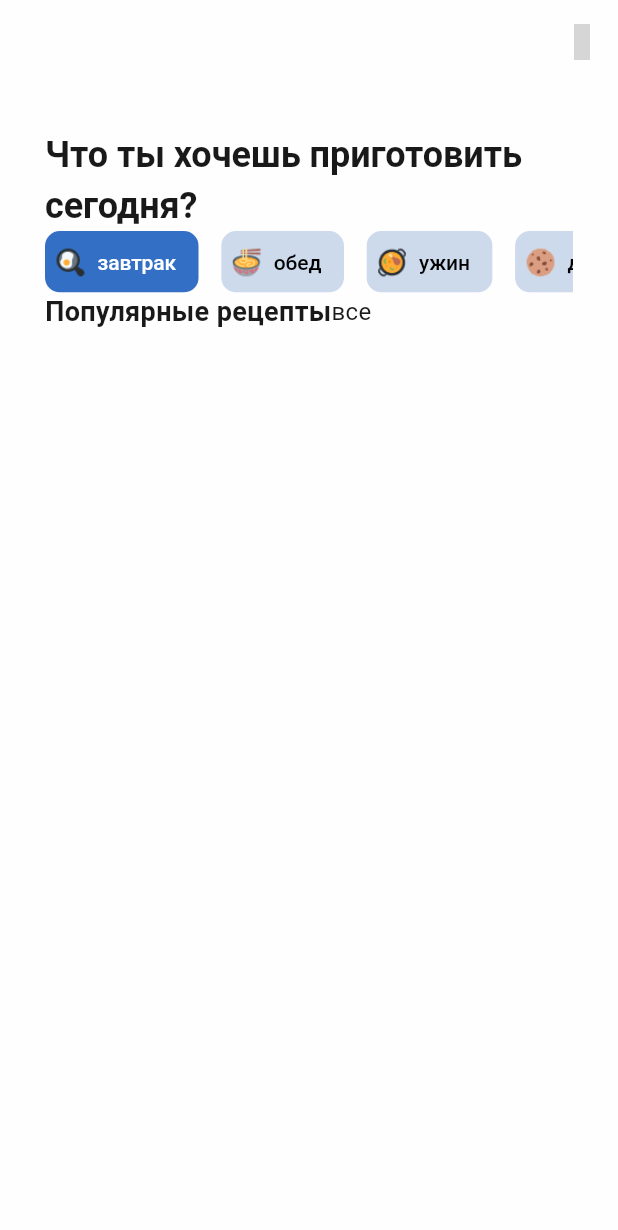
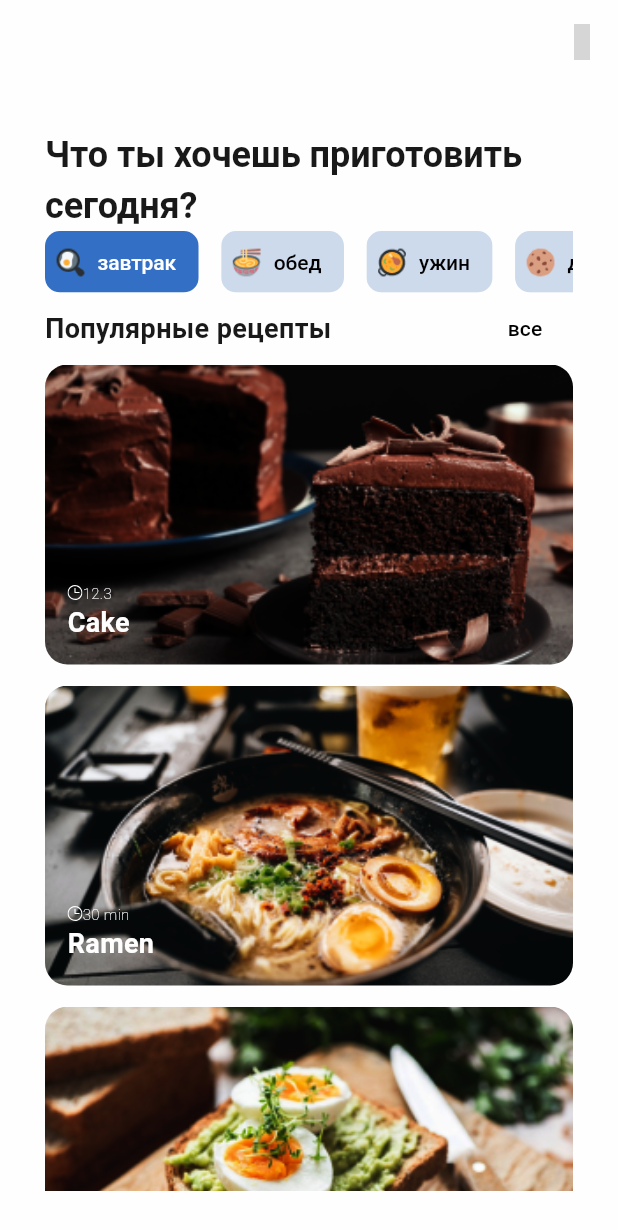
Before and after one commit to ayaojo/Sau-Tamaq, a Flutter app: the HomeTab screen opened directly, on a phone screen of 412 x 824 dp. Shown: the top 1230 px of the screen. Run offline on Flutter 3.47's test engine with Material 3 defaults, Android fonts, the phone set to English and light mode, and no system bars; our stand-ins replace flutter_svg, unicons; grey boxes are pictures that could not be loaded.

Commit message:
add header text with link and recipe card

```diff
--- a/lib/common/light_theme.dart
+++ b/lib/common/light_theme.dart
@@ -1,7 +1,7 @@
 import 'package:flutter/material.dart';
 
 final lightTheme = ThemeData(
-  colorScheme: ColorScheme.fromSeed(seedColor: Colors.deepPurple),
+  colorScheme: ColorScheme.fromSeed(seedColor: const Color(0xFFFEFEFE)),
   useMaterial3: true,
   elevatedButtonTheme: ElevatedButtonThemeData(
     style: ButtonStyle(
--- /dev/null
+++ b/lib/common/recipe_cards.dart
@@ -0,0 +1,86 @@
+import 'package:flutter/material.dart';
+import 'package:flutter_svg/flutter_svg.dart';
+
+class RecipeCards extends StatefulWidget {
+  final List<RecipeCard> items;
+  const RecipeCards({
+    super.key,
+    required this.items,
+  });
+
+  @override
+  State<RecipeCards> createState() => _RecipeCardsState();
+}
+
+class _RecipeCardsState extends State<RecipeCards> {
+  bool isBookmark = false;
+
+  @override
+  Widget build(BuildContext context) {
+    return Expanded(
+        child: GestureDetector(
+            onTap: () {
+              print("it's can move");
+            },
+            child: ListView.separated(
+              separatorBuilder: (_, __) => const SizedBox(height: 14),
+              itemCount: widget.items.length,
+              scrollDirection: Axis.vertical,
+              itemBuilder: (context, index) {
+                final item = widget.items[index];
+                return Container(
+                  padding: const EdgeInsets.all(15.0),
+                  width: double.infinity,
+                  height: 200,
+                  decoration: BoxDecoration(
+                    image: DecorationImage(
+                      image: AssetImage(item.recipeCardImg),
+                      fit: BoxFit.cover,
+                      colorFilter: ColorFilter.mode(
+                        Colors.black.withOpacity(0.6),
+                        BlendMode.softLight,
+                      ),
+                    ),
+                    borderRadius: BorderRadius.circular(15),
+                  ),
+                  child: Column(
+                    mainAxisAlignment: MainAxisAlignment.end,
+                    crossAxisAlignment: CrossAxisAlignment.start,
+                    children: [
+                      Row(
+                        children: [
+                          SvgPicture.asset('assets/icons/rec_icon_time.svg'),
+                          Text(
+                            item.recipeCardTime,
+                            style: const TextStyle(
+                                color: Colors.white,
+                                fontWeight: FontWeight.w100,
+                                fontSize: 10),
+                          )
+                        ],
+                      ),
+                      Text(
+                        item.recipeCardTitle,
+                        style: const TextStyle(
+                          color: Color(0xFFFEFEFE),
+                          fontWeight: FontWeight.bold,
+                          fontSize: 18,
+                        ),
+                      ),
+                    ],
+                  ),
+                );
+              },
+            )));
+  }
+}
+
+class RecipeCard {
+  final String recipeCardTitle;
+  final String recipeCardTime;
+  final String recipeCardImg;
+  final bool isBookmark;
+
+  const RecipeCard(this.recipeCardTitle, this.recipeCardTime,
+      this.recipeCardImg, this.isBookmark);
+}
--- a/lib/features/bookmarks/tab.dart
+++ b/lib/features/bookmarks/tab.dart
@@ -3,8 +3,8 @@ import 'package:flutter/material.dart';
 class SavedTab extends StatelessWidget {
   const SavedTab({super.key});
 
-@override
-Widget build(BuildContext context) {
+  @override
+  Widget build(BuildContext context) {
     return const Scaffold(
       body: ListTile(
         title: Text('hi'),
--- a/lib/features/home/tab.dart
+++ b/lib/features/home/tab.dart
@@ -1,5 +1,6 @@
 import 'package:flutter/material.dart';
 import 'package:sau_tamaq_flutter/common/choice_chips.dart';
+import 'package:sau_tamaq_flutter/common/recipe_cards.dart';
 import 'package:unicons/unicons.dart';
 
 class HomeTab extends StatelessWidget {
@@ -21,11 +22,13 @@ class HomeTab extends StatelessWidget {
           )
         ],
       ),
-        body: const Padding(
-          padding: EdgeInsets.all(30.0),
+      body: Padding(
+        padding: const EdgeInsets.all(30.0),
         child: Column(
+          crossAxisAlignment: CrossAxisAlignment.start,
           children: [
-              Text('Что ты хочешь приготовить сегодня?',
+            const Text('Что ты хочешь приготовить сегодня?',
+                textAlign: TextAlign.start,
                 maxLines: 2,
                 style: TextStyle(
                   color: Color(0xFF191919),
@@ -34,8 +37,7 @@ class HomeTab extends StatelessWidget {
                   overflow: TextOverflow.ellipsis,
                   letterSpacing: -0.04,
                 )),
-              //Spacer(),
-              ChoiceChips(items: [
+            const ChoiceChips(items: [
               ChipBtn('завтрак', 'assets/icons/breakfast.png'),
               ChipBtn('обед', 'assets/icons/lunch.png'),
               ChipBtn('ужин', 'assets/icons/dinner.png'),
@@ -43,10 +45,10 @@ class HomeTab extends StatelessWidget {
               ChipBtn('салат', 'assets/icons/salad.png'),
               ChipBtn('закуски', 'assets/icons/snacks.png'),
             ]),
-              //Spacer(),
             Row(
+              mainAxisAlignment: MainAxisAlignment.spaceBetween,
               children: [
-                  Text(
+                const Text(
                   'Популярные рецепты',
                   style: TextStyle(
                     fontWeight: FontWeight.bold,
@@ -54,20 +56,37 @@ class HomeTab extends StatelessWidget {
                     fontSize: 18,
                   ),
                 ),
-                  InkWell(
-                    child: Text(
+                TextButton(
+                  onPressed: () {
+                    print("it's work");
+                  },
+                  child: const Text(
                     'все',
-                      style: TextStyle(
-                        color: Color(0xFF191919),
-                        fontSize: 16,
+                    style: TextStyle(color: Colors.black),
                   ),
                 ),
-                  )
+              ],
+            ),
+            const RecipeCards(
+              items: [
+                RecipeCard(
+                    'Cake', '12.3', 'assets/images/recipe_photo3.png', false),
+                RecipeCard(
+                    'Ramen', '30 min', 'assets/images/recipe_photo2.png', true),
+                RecipeCard(
+                    'Cake', '12.3', 'assets/images/recipe_photo1.png', true),
+                RecipeCard('Ramen', '30 min', 'assets/images/recipe_photo2.png',
+                    false),
+                RecipeCard(
+                    'Cake', '12.3', 'assets/images/recipe_photo3.png', false),
+                RecipeCard('Ramen', '30 min', 'assets/images/recipe_photo1.png',
+                    false),
               ],
             ),
           ],
         ),
-        ));
+      ),
+    );
   }
 }
 
--- /dev/null
+++ b/lib/features/search/page.dart
@@ -0,0 +1,12 @@
+import 'package:flutter/material.dart';
+
+class SearchTab extends StatelessWidget {
+  const SearchTab({super.key});
+
+@override
+Widget build(BuildContext context) {
+    return const Scaffold(
+      body: Text('searching...'),
+    );
+  }
+}
```
Also changed, not shown: assets/icons/rec_icon_time.png (added), assets/icons/rec_icon_time.svg (added), assets/icons/unsaved.svg (added), assets/images/recipe_photo1.png (added), assets/images/recipe_photo2.png (added), assets/images/recipe_photo3.png (added). Lines whose indentation alone changed are shown as unchanged.
